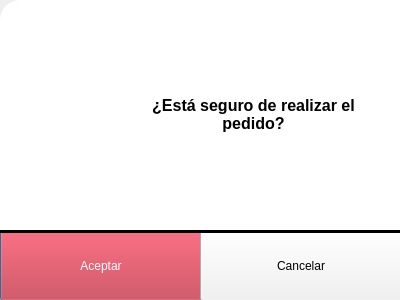
First picture: the form in Restaurante/Mesero/mensajecorfirmar.ui, repository camvaz/restaurante-ihc, before the edit.
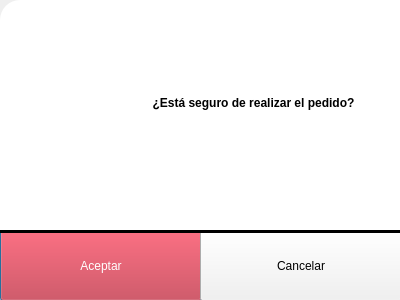
Second picture: the form after the edit.

The edit to the form file:
```diff
--- a/Restaurante/Mesero/mensajecorfirmar.ui
+++ b/Restaurante/Mesero/mensajecorfirmar.ui
@@ -195,7 +195,7 @@
          </property>
          <property name="font">
           <font>
-           <pointsize>11</pointsize>
+           <pointsize>9</pointsize>
           </font>
          </property>
          <property name="styleSheet">
@@ -205,8 +205,8 @@
           <string>&lt;!DOCTYPE HTML PUBLIC &quot;-//W3C//DTD HTML 4.0//EN&quot; &quot;http://www.w3.org/TR/REC-html40/strict.dtd&quot;&gt;
 &lt;html&gt;&lt;head&gt;&lt;meta name=&quot;qrichtext&quot; content=&quot;1&quot; /&gt;&lt;style type=&quot;text/css&quot;&gt;
 p, li { white-space: pre-wrap; }
-&lt;/style&gt;&lt;/head&gt;&lt;body style=&quot; font-family:'MS Shell Dlg 2'; font-size:11pt; font-weight:400; font-style:normal;&quot;&gt;
-&lt;p align=&quot;center&quot; style=&quot; margin-top:0px; margin-bottom:0px; margin-left:0px; margin-right:0px; -qt-block-indent:0; text-indent:0px;&quot;&gt;&lt;span style=&quot; font-size:12pt; font-weight:600;&quot;&gt;¿Está seguro de realizar el pedido?&lt;/span&gt;&lt;/p&gt;&lt;/body&gt;&lt;/html&gt;</string>
+&lt;/style&gt;&lt;/head&gt;&lt;body style=&quot; font-family:'MS Shell Dlg 2'; font-size:9pt; font-weight:400; font-style:normal;&quot;&gt;
+&lt;p align=&quot;center&quot; style=&quot; margin-top:0px; margin-bottom:0px; margin-left:0px; margin-right:0px; -qt-block-indent:0; text-indent:0px;&quot;&gt;&lt;span style=&quot; font-weight:600;&quot;&gt;¿Está seguro de realizar el pedido?&lt;/span&gt;&lt;/p&gt;&lt;/body&gt;&lt;/html&gt;</string>
          </property>
         </widget>
        </item>
```
